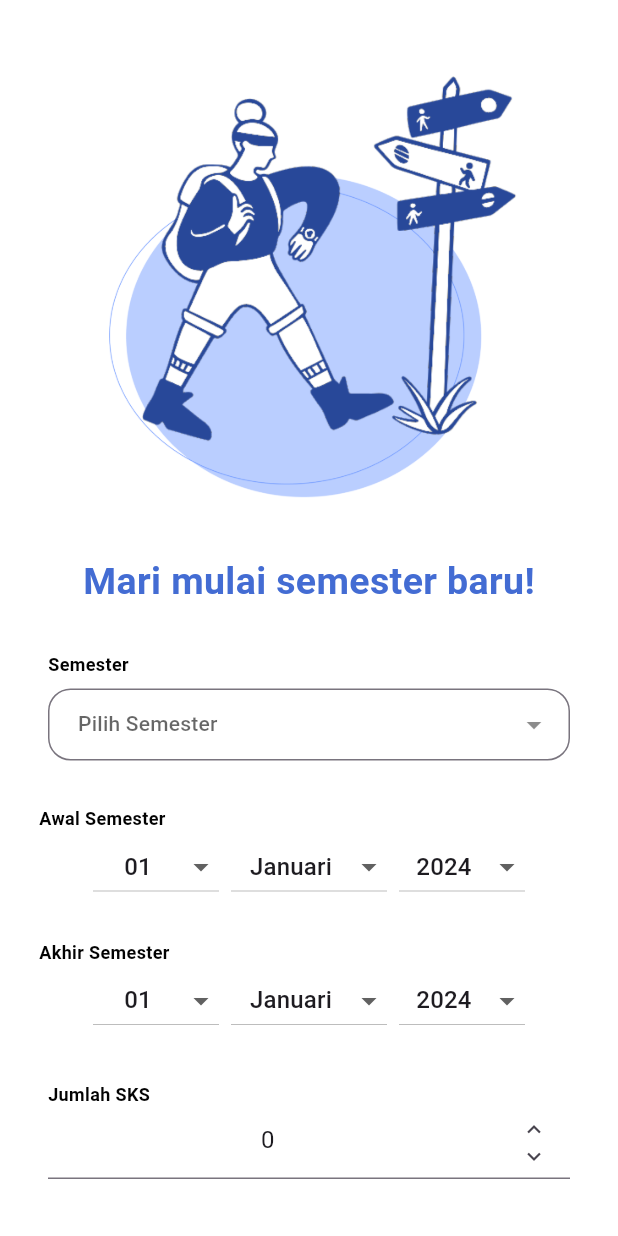
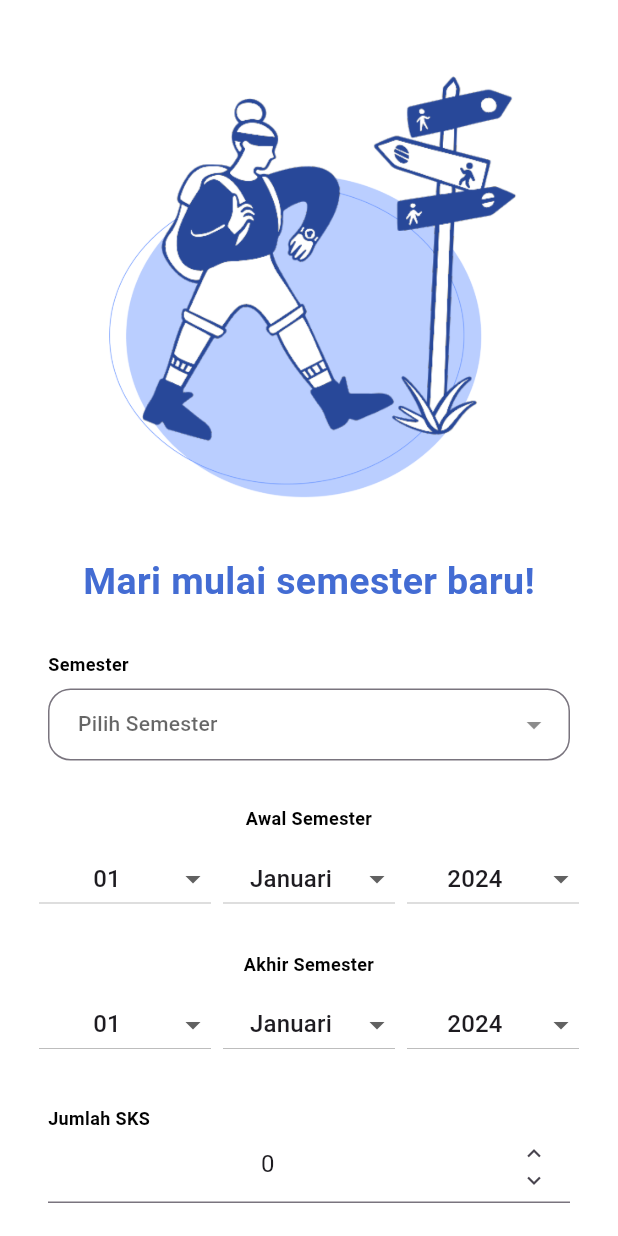
Before and after one commit to mdifal/KuliahKu-FE, a Flutter app: the AddNewSemesterPage screen opened directly, on a phone screen of 412 x 824 dp. Run offline on Flutter 3.47's test engine with Material 3 defaults, Android fonts, the phone set to English and light mode, and no system bars; our stand-ins replace dropdown_button2, file_picker, flutter_svg, image_picker, shared_preferences, socket_io_client and 3 more; missing offline and left inert: jwt_decode, passwordfield, time_picker_spinner; accounts and stored records are empty; network calls fail; Roboto replaces fonts that are missing (Poppins).

Commit message:
update tampilan input date dinamis

```diff
--- a/lib/ui/widgets/input_date.dart
+++ b/lib/ui/widgets/input_date.dart
@@ -15,11 +15,10 @@ class CustomDateInput extends StatefulWidget {
   _CustomDateInputState createState() => _CustomDateInputState();
 }
 
-class _CustomDateInputState extends State<CustomDateInput>
-{
+class _CustomDateInputState extends State<CustomDateInput> {
   String _selectedDay = '01';
   String _selectedMonth = '01';
-  String _selectedYear = DateTime.now().year.toString(); // Nilai default untuk tahun
+  String _selectedYear = DateTime.now().year.toString();
 
   List<String> _months = [
     'Januari', 'Februari', 'Maret', 'April', 'Mei', 'Juni', 'Juli',
@@ -28,13 +27,16 @@ class _CustomDateInputState extends State<CustomDateInput>
 
   @override
   Widget build(BuildContext context) {
+    final screenWidth = MediaQuery.of(context).size.width;
+
     return Container(
       margin: EdgeInsets.all(2),
       child: Column(
-        crossAxisAlignment: CrossAxisAlignment.start, // Align label ke kiri
+        crossAxisAlignment: CrossAxisAlignment.center, // Align label to the center
         children: [
           Text(
             widget.label ?? 'Input Tanggal',
+            textAlign: TextAlign.center, // Center the label text
             style: TextStyle(
               color: black,
               fontFamily: 'Poppins',
@@ -42,12 +44,15 @@ class _CustomDateInputState extends State<CustomDateInput>
               fontWeight: FontWeight.w600,
             ),
           ),
+          SizedBox(height: 8), // Add spacing between the label and dropdowns
           Row(
-            mainAxisAlignment: MainAxisAlignment.center, // Align row ke tengah
+            mainAxisAlignment: MainAxisAlignment.spaceEvenly,
             children: [
-              // Dropdown untuk tanggal
-              DropdownButton<String>(
+              // Dropdown for day
+              Expanded(
+                child: DropdownButton<String>(
                   value: _selectedDay,
+                  isExpanded: true,
                   onChanged: (String? newValue) {
                     setState(() {
                       _selectedDay = newValue!;
@@ -57,8 +62,7 @@ class _CustomDateInputState extends State<CustomDateInput>
                   items: List.generate(31, (index) {
                     return DropdownMenuItem<String>(
                       value: (index + 1).toString().padLeft(2, '0'),
-                    child: SizedBox(
-                      width: 60, // Lebar item dropdown
+                      child: Center(
                         child: Text(
                           (index + 1).toString().padLeft(2, '0'),
                           textAlign: TextAlign.center,
@@ -67,10 +71,13 @@ class _CustomDateInputState extends State<CustomDateInput>
                     );
                   }),
                 ),
+              ),
               SizedBox(width: 8),
-              // Dropdown untuk bulan
-              DropdownButton<String>(
+              // Dropdown for month
+              Expanded(
+                child: DropdownButton<String>(
                   value: _selectedMonth,
+                  isExpanded: true,
                   onChanged: (String? newValue) {
                     setState(() {
                       _selectedMonth = newValue!;
@@ -80,8 +87,7 @@ class _CustomDateInputState extends State<CustomDateInput>
                   items: _months.map((String month) {
                     return DropdownMenuItem<String>(
                       value: (_months.indexOf(month) + 1).toString().padLeft(2, '0'),
-                    child: SizedBox(
-                      width: 80, // Lebar item dropdown
+                      child: Center(
                         child: Text(
                           month,
                           textAlign: TextAlign.center,
@@ -90,23 +96,24 @@ class _CustomDateInputState extends State<CustomDateInput>
                     );
                   }).toList(),
                 ),
+              ),
               SizedBox(width: 8),
-              // Dropdown untuk tahun
-              DropdownButton<String>(
+              // Dropdown for year
+              Expanded(
+                child: DropdownButton<String>(
                   value: _selectedYear,
+                  isExpanded: true,
                   onChanged: (String? newValue) {
                     setState(() {
                       _selectedYear = newValue!;
                       _notifyParent();
                     });
                   },
-                borderRadius: BorderRadius.circular(5), // Menambahkan border radius
+                  borderRadius: BorderRadius.circular(5),
                   items: List.generate(10, (index) {
-                  // Menggunakan range tahun dari 2022 hingga 2031
                     return DropdownMenuItem<String>(
                       value: (DateTime.now().year + index).toString(),
-                    child: SizedBox(
-                      width: 60, // Lebar item dropdown
+                      child: Center(
                         child: Text(
                           (DateTime.now().year + index).toString(),
                           textAlign: TextAlign.center,
@@ -115,6 +122,7 @@ class _CustomDateInputState extends State<CustomDateInput>
                     );
                   }),
                 ),
+              ),
             ],
           ),
         ],
@@ -122,7 +130,6 @@ class _CustomDateInputState extends State<CustomDateInput>
     );
   }
 
-  // Method untuk memberitahu parent widget tentang perubahan tanggal
   void _notifyParent() {
     final selectedDate = DateTime(
       int.parse(_selectedYear),
```
Lines whose indentation alone changed are shown as unchanged.
